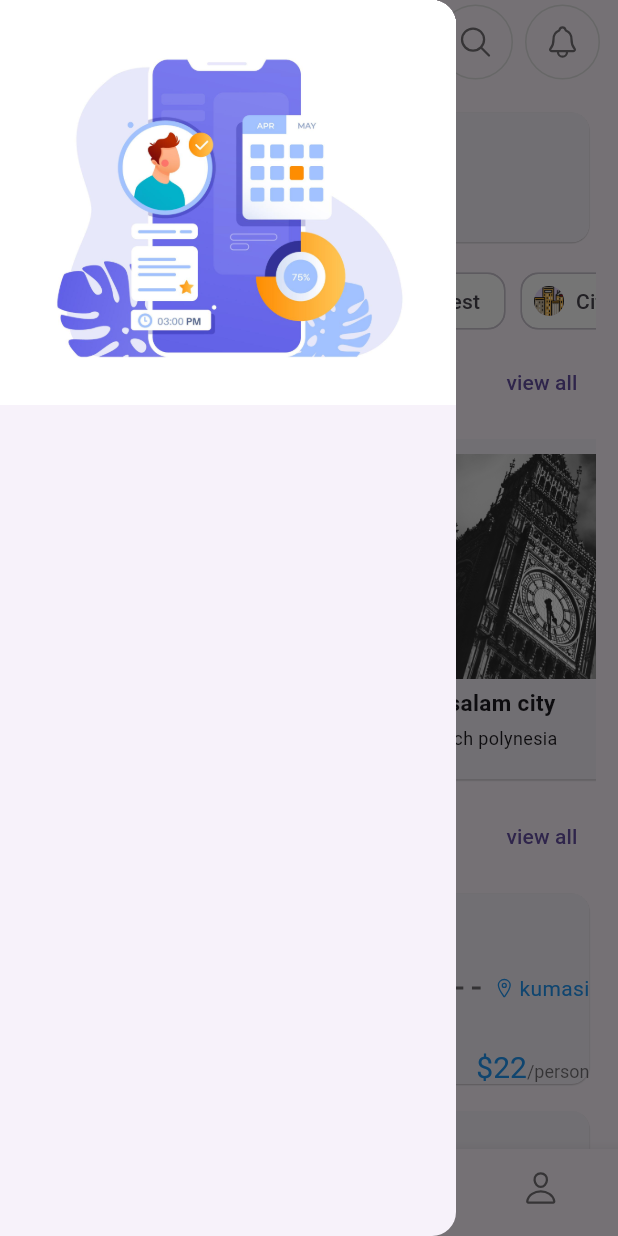
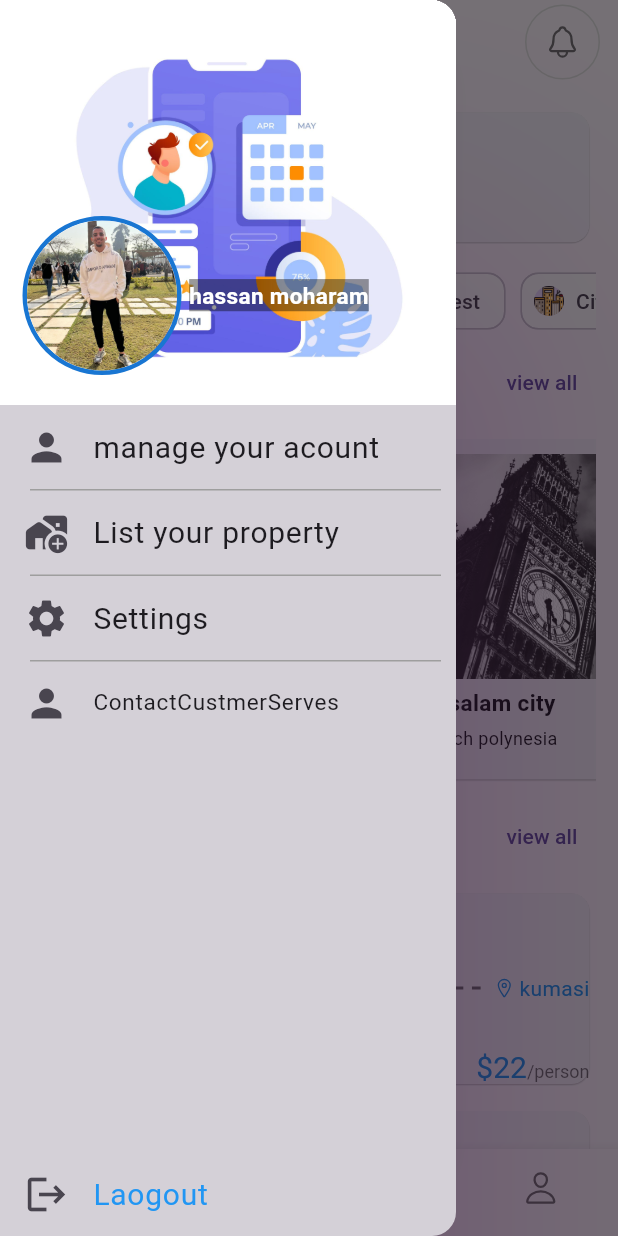
Before and after one commit to hassanmoharam2002/rahlity, a Flutter app: the homepage screen opened by its route, with the side drawer open, on a phone screen of 412 x 824 dp. Run offline on Flutter 3.47's test engine with Material 3 defaults, Android fonts, the phone set to English and light mode, and no system bars; our stand-ins replace awesome_dialog, firebase_auth, firebase_core, flutter_native_splash, google_sign_in, ionicons; accounts and stored records are empty.

Commit message:
add drawer

```diff
--- a/lib/layouts/drawer_ui/drawer_.dart
+++ b/lib/layouts/drawer_ui/drawer_.dart
@@ -1,6 +1,8 @@
 
 
+import 'package:flutter/cupertino.dart';
 import 'package:flutter/material.dart';
+import 'package:flutter/widgets.dart';
 
 class CustemedDrawer extends StatelessWidget {
   const CustemedDrawer({super.key});
@@ -8,7 +10,9 @@ class CustemedDrawer extends StatelessWidget {
   @override
   Widget build(BuildContext context) {
     return Drawer(
-
+      elevation: 110,
+      shadowColor: Colors.purple,
+     surfaceTintColor: Colors.black,
       child: Column(
         children: [
           Stack(
@@ -17,11 +21,123 @@ class CustemedDrawer extends StatelessWidget {
               fit: BoxFit.cover,
                 height: 270,
                 width: double.infinity,
+
               ),
+              Positioned(
+                bottom: 20,
+                left: 15,
+                child: Row(
+                  children: [
+                    Container(
+                      decoration: BoxDecoration(
+                        border: Border.all(
+                          color: Colors.blue[700]!,
+                          width: 3,
+                        ),
+                        shape: BoxShape.circle,
+
+                      ),
+                      child: ClipOval(
+                        child: Image(
+                          image: AssetImage('assets/image/hassan.jpg'
+                          ),
+                          fit: BoxFit.cover,
+                          height: 100,
+                          width: 100,
+                        ),
+                      ),
+                    ),
+                    SizedBox(
+                      width: 5,
+                    ),
+                    Text(
+                      'hassan moharam',
+                      style: TextStyle(
+                        color: Colors.white,
+                        backgroundColor: Colors.black.withOpacity(.4),
+                        fontSize: 15,
+                        fontWeight: FontWeight.bold
+                      ),
+                    )
+                  ],
+                ),
+              )
 
 
             ],
-          )
+          ),
+          ListTile(
+            leading: Icon(
+              Icons.person, size: 30,
+            ),
+            title: Text('manage your acount',style: TextStyle(
+              fontSize: 20
+            ),),
+          ),
+          Padding(
+            padding: EdgeInsets.only(left: 20,
+            right: 10),
+            child: Container(
+              height: 1,
+              width: double.infinity,
+              color: Colors.grey,
+            ),
+          ),
+          ListTile(
+            leading: Icon(
+              Icons.add_home_work_rounded, size: 30,
+            ),
+            title: Text('List your property',style: TextStyle(
+                fontSize: 20
+            ),),
+          ),
+          Padding(
+            padding: EdgeInsets.only(left: 20,
+                right: 10),
+            child: Container(
+              height: 1,
+              width: double.infinity,
+              color: Colors.grey,
+            ),
+          ),
+          ListTile(
+            leading: Icon(
+              Icons.settings, size: 30,
+            ),
+            title: Text('Settings',style: TextStyle(
+                fontSize: 20
+            ),),
+          ),
+          Padding(
+            padding: EdgeInsets.only(left: 20,
+                right: 10),
+            child: Container(
+              height: 1,
+              width: double.infinity,
+              color: Colors.grey,
+            ),
+          ),
+          ListTile(
+            leading: Icon(
+              Icons.person, size: 30,
+            ),
+            title: Text('ContactCustmerServes',style: TextStyle(
+                fontSize: 15
+            ),),
+          ),
+          Expanded(
+            child:Align(
+              alignment:FractionalOffset.bottomLeft ,
+              child: ListTile(
+              leading: Icon(
+                Icons.logout, size: 30,
+              ),
+              title: Text('Laogout',style: TextStyle(
+                  fontSize: 20,
+                color: Colors.blue
+              ),),
+                        ),
+            ), )
         ],
       ),
     );
--- a/lib/layouts/home/home page.dart
+++ b/lib/layouts/home/home page.dart
@@ -30,11 +30,11 @@ class homepage extends StatelessWidget {
           ],
         ),
         actions: [
-          Customiconbutton(prees: () {  },
-            icon: Icon(Ionicons.search_outline),
-
-
-          ),
+          // Customiconbutton(prees: () {  },
+          //   icon: Icon(Ionicons.search_outline),
+          //
+          //
+          // ),
           Padding(
             padding: const EdgeInsets.only(left: 8,right: 12),
             child: Customiconbutton(prees: () {  },
--- a/lib/main.dart
+++ b/lib/main.dart
@@ -1,6 +1,7 @@
 
 import 'package:firebase_core/firebase_core.dart';
 import 'package:flutter/material.dart';
+import 'package:flutter_native_splash/flutter_native_splash.dart';
 import 'package:home/aurh/login.dart';
 
 import 'aurh/signup.dart';
```
Also changed, not shown: pubspec.yaml (+7 -0 lines), assets/image/hassan.jpg (added), pubspec.lock, 11 other files.
